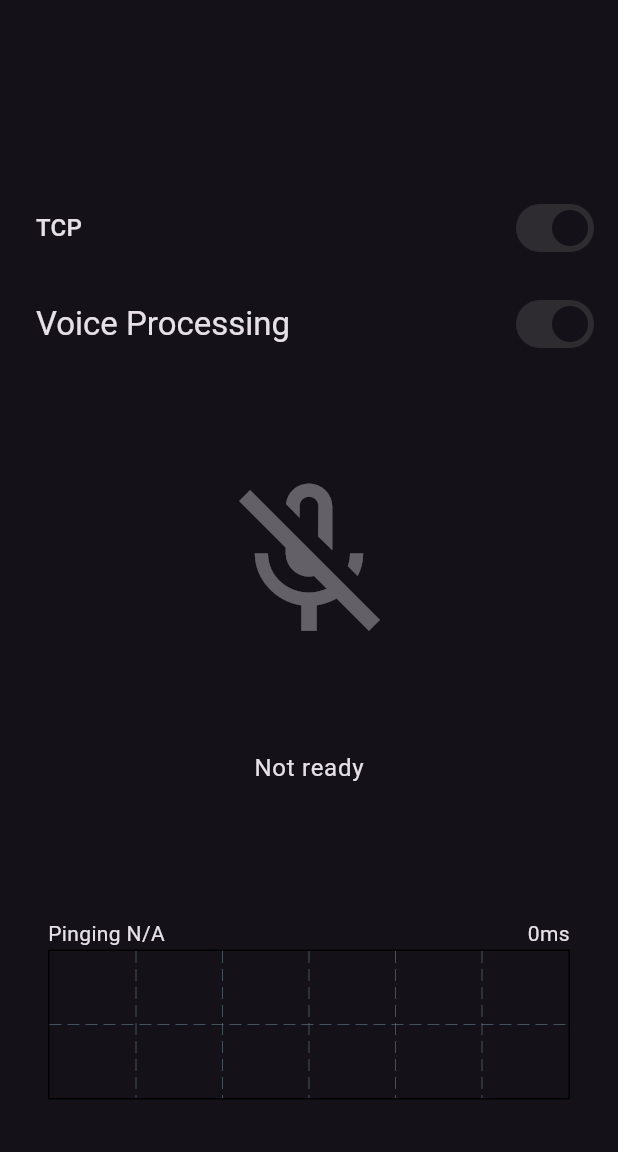
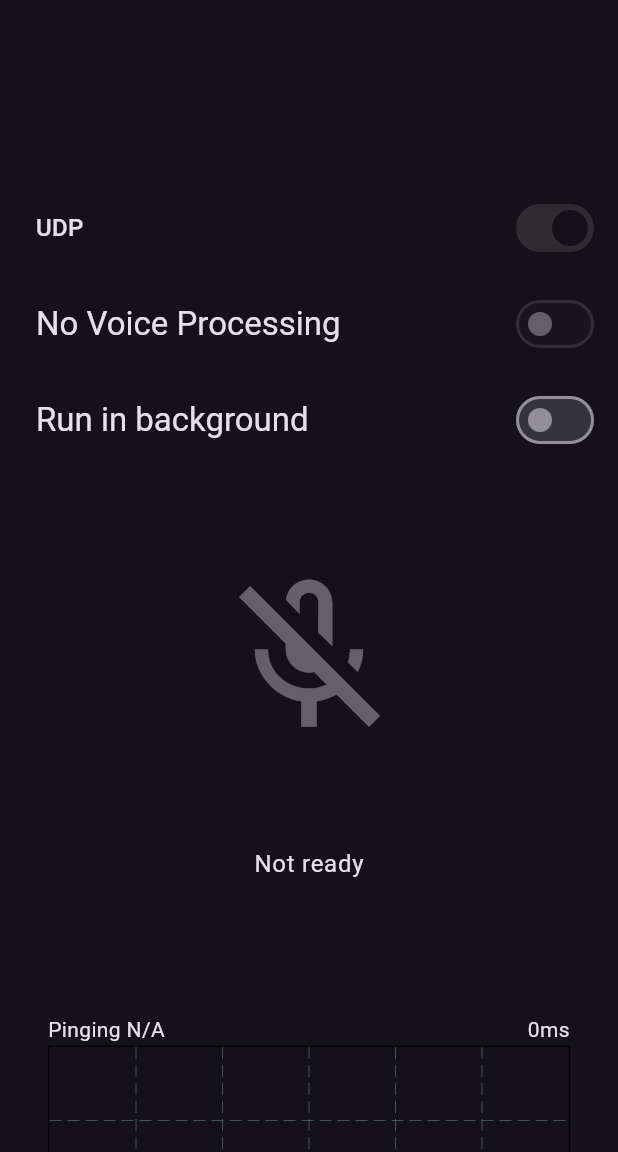
Before and after one commit to kamimark/lan-mic, a Flutter app: the screen it shows after launch, on a phone screen of 412 x 824 dp, the part 84-1236 px from its top. Run offline on Flutter 3.47's test engine with Material 3 defaults, Android fonts, the light colour scheme and no system bars; drawn by our look-alikes of fl_chart; our stand-ins replace device_info_plus, package_info_plus, permission_handler; missing offline and left inert: flutter_sound, network_info_plus, udp.

Commit message:
Added run in background switch and changed defaults to UDP and voice processing false.

```diff
--- a/lib/home.dart
+++ b/lib/home.dart
@@ -29,7 +29,8 @@ class _MyHomePageState extends State<MyHomePage> with WidgetsBindingObserver {
 
   String _deviceName = "N/A";
   int? ping;
-  bool useVoiceProcessing = true;
+  bool useVoiceProcessing = false;
+  bool runInBackground = false;
   String? _version;
 
   Future<bool> requestMicrophonePermission() async {
@@ -180,7 +181,12 @@ class _MyHomePageState extends State<MyHomePage> with WidgetsBindingObserver {
   @override
   void didChangeAppLifecycleState(AppLifecycleState state) async {
     super.didChangeAppLifecycleState(state);
-    if (state == AppLifecycleState.resumed) checkState(null);
+    if (state == AppLifecycleState.resumed ||
+        state == AppLifecycleState.inactive) {
+      checkState(null);
+    } else if (!runInBackground) {
+      stop();
+    }
   }
 
   Future checkState(_) async {
@@ -251,20 +257,20 @@ class _MyHomePageState extends State<MyHomePage> with WidgetsBindingObserver {
                 ),
               ),
               SwitchListTile(
-                title: _recorder.useTcp
+                title: _recorder.useUdp
                     ? Text(
-                        "TCP",
+                        "UDP",
                         style: Theme.of(context).textTheme.titleMedium,
                       )
                     : Text(
-                        "UDP",
+                        "TCP",
                         style: Theme.of(context).textTheme.titleLarge,
                       ),
                 contentPadding: switchPadding,
-                value: _recorder.useTcp,
+                value: _recorder.useUdp,
                 onChanged: _micState == MicState.disconnected
                     ? (_) =>
-                          setState(() => _recorder.useTcp = !_recorder.useTcp)
+                          setState(() => _recorder.useUdp = !_recorder.useUdp)
                     : null,
               ),
               SwitchListTile(
@@ -284,6 +290,16 @@ class _MyHomePageState extends State<MyHomePage> with WidgetsBindingObserver {
                         () => useVoiceProcessing = !useVoiceProcessing,
                       )
                     : null,
+              ),
+              SwitchListTile(
+                title: Text(
+                  "Run in background",
+                  style: Theme.of(context).textTheme.titleLarge,
+                ),
+                contentPadding: switchPadding,
+                value: runInBackground,
+                onChanged: (_) =>
+                    setState(() => runInBackground = !runInBackground),
               ),
               Padding(
                 padding: EdgeInsetsGeometry.symmetric(vertical: 32),
--- a/lib/recorder.dart
+++ b/lib/recorder.dart
@@ -11,7 +11,7 @@ class Recorder {
   Socket? _socket;
   UDP? _udpSocket;
   bool _connecting = false;
-  bool useTcp = true;
+  bool useUdp = true;
   void Function()? _stop;
 
   Future stopRecorder() async {
@@ -29,7 +29,7 @@ class Recorder {
     void Function() stop,
   ) async {
     _stop = stop;
-    return await (useTcp
+    return await (useUdp
         ? startTcpRecorder(serverDetails, useVoiceProcessing)
         : startUdpRecorder(serverDetails, useVoiceProcessing));
   }
--- a/pubspec.yaml
+++ b/pubspec.yaml
@@ -16,7 +16,7 @@ publish_to: 'none' # Remove this line if you wish to publish to pub.dev
 # https://developer.apple.com/library/archive/documentation/General/Reference/InfoPlistKeyReference/Articles/CoreFoundationKeys.html
 # In Windows, build-name is used as the major, minor, and patch parts
 # of the product and file versions while build-number is used as the build suffix.
-version: 1.0.4+4
+version: 1.0.5+5
 
 environment:
   sdk: ^3.9.2
```
